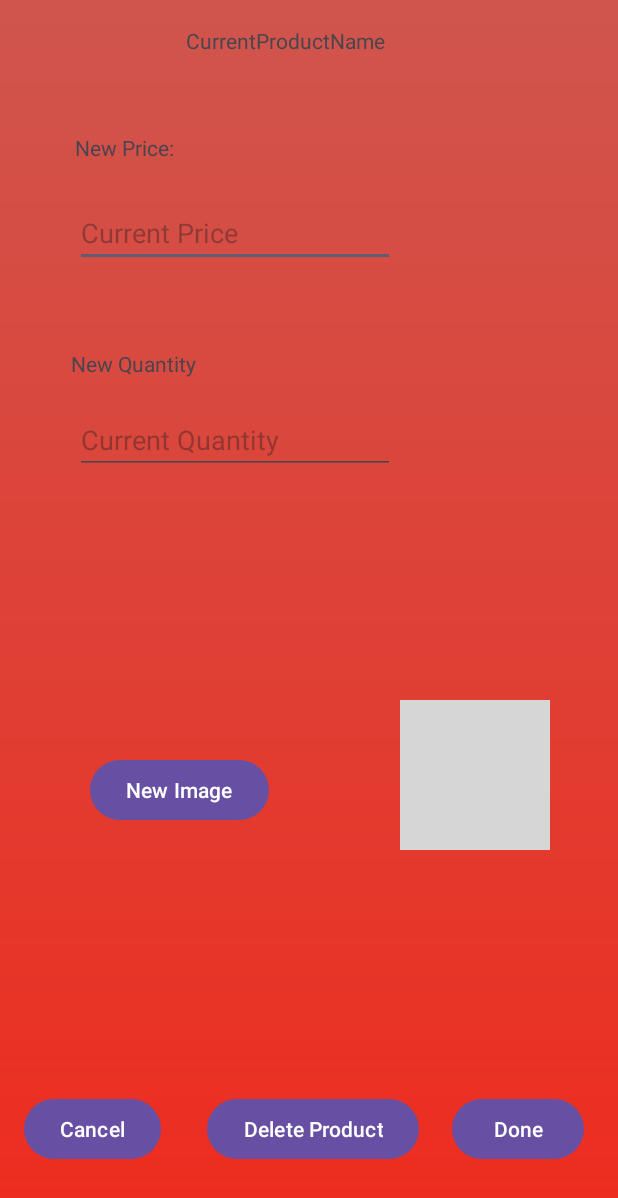
After one commit to Sari-Saif/Buy-bye-bye, an Android app: the layout activity_s4_pop.xml on its own in the app's theme, with its tools: preview values and no code run, on a phone screen of 412 x 824 dp. The commit adds this screen. Shown: the top 1198 px of the screen. Run offline under Robolectric (Android 15) with nearby library versions, the phone set to English and light mode, and no system bars; grey boxes are pictures that could not be loaded.

Commit message:
S4 Final (without change image)

```diff
--- a/app/src/main/java/com/example/buy_bye_bye_app/S4.java
+++ b/app/src/main/java/com/example/buy_bye_bye_app/S4.java
@@ -43,7 +43,7 @@ public class S4 extends AppCompatActivity {
 
         productlist = new ArrayList<>();
 
-        adapter = new ProductAdapter(this, productlist);
+        adapter = new ProductAdapter(this, productlist, store_name);
         rv.setAdapter(adapter);
 
         db = FirebaseDatabase.getInstance().getReference("Stores").child(store_name).child("Products");
--- a/app/src/main/java/com/example/buy_bye_bye_app/S5.java
+++ b/app/src/main/java/com/example/buy_bye_bye_app/S5.java
@@ -142,12 +142,6 @@ public class S5 extends AppCompatActivity {
         if(requestCode == GALLERY_REQUEST_CODE && data != null) {
             Uri uri = data.getData();
             img.setImageURI(uri);
-
-            try {
-                bitmap = MediaStore.Images.Media.getBitmap(getContentResolver(), uri);
-            } catch (IOException e) {
-                throw new RuntimeException(e);
-            }
         }
     }
 }
--- a/app/src/main/java/com/example/buy_bye_bye_app/StoreAdapter.java
+++ b/app/src/main/java/com/example/buy_bye_bye_app/StoreAdapter.java
@@ -21,6 +21,7 @@ public class StoreAdapter extends RecyclerView.Adapter<StoreAdapter.MyViewHolder
     Context context;
 
     ArrayList<Store> list;
+    String store_name;
 
     public StoreAdapter(Context context, ArrayList<Store> list) {
         this.context = context;
--- a/app/src/main/res/layout/activity_s3_pop_up.xml
+++ b/app/src/main/res/layout/activity_s3_pop_up.xml
@@ -50,8 +50,8 @@
         android:layout_width="352dp"
         android:layout_height="53dp"
         android:ems="10"
+        android:hint="Store name"
         android:inputType="text"
-        android:hint="Store name"
         android:textColor="@color/black"
         app:layout_constraintBottom_toBottomOf="parent"
         app:layout_constraintEnd_toEndOf="parent"
--- /dev/null
+++ b/app/src/main/res/layout/activity_s4_pop.xml
@@ -0,0 +1,136 @@
+<?xml version="1.0" encoding="utf-8"?>
+<androidx.constraintlayout.widget.ConstraintLayout xmlns:android="http://schemas.android.com/apk/res/android"
+    xmlns:app="http://schemas.android.com/apk/res-auto"
+    xmlns:tools="http://schemas.android.com/tools"
+    android:layout_width="match_parent"
+    android:layout_height="match_parent"
+    android:background="@drawable/pop_bg_s3"
+    tools:context=".S4_pop">
+
+
+    <TextView
+        android:id="@+id/textView14"
+        android:layout_width="164dp"
+        android:layout_height="27dp"
+        android:text="CurrentProductName"
+        app:layout_constraintBottom_toBottomOf="parent"
+        app:layout_constraintEnd_toEndOf="parent"
+        app:layout_constraintStart_toStartOf="parent"
+        app:layout_constraintTop_toTopOf="parent"
+        app:layout_constraintVertical_bias="0.022" />
+
+    <TextView
+        android:id="@+id/textView15"
+        android:layout_width="wrap_content"
+        android:layout_height="wrap_content"
+        android:text="New Price:"
+        app:layout_constraintBottom_toBottomOf="parent"
+        app:layout_constraintEnd_toEndOf="parent"
+        app:layout_constraintHorizontal_bias="0.144"
+        app:layout_constraintStart_toStartOf="parent"
+        app:layout_constraintTop_toTopOf="parent"
+        app:layout_constraintVertical_bias="0.11" />
+
+    <EditText
+        android:id="@+id/editTextText6"
+        android:layout_width="wrap_content"
+        android:layout_height="wrap_content"
+        android:ems="10"
+        android:inputType="text"
+        android:hint="Current Price"
+        app:layout_constraintBottom_toBottomOf="parent"
+        app:layout_constraintEnd_toEndOf="parent"
+        app:layout_constraintHorizontal_bias="0.253"
+        app:layout_constraintStart_toStartOf="parent"
+        app:layout_constraintTop_toTopOf="parent"
+        app:layout_constraintVertical_bias="0.17" />
+
+    <TextView
+        android:id="@+id/textView17"
+        android:layout_width="wrap_content"
+        android:layout_height="wrap_content"
+        android:text="New Quantity"
+        app:layout_constraintBottom_toBottomOf="parent"
+        app:layout_constraintEnd_toEndOf="parent"
+        app:layout_constraintHorizontal_bias="0.144"
+        app:layout_constraintStart_toStartOf="parent"
+        app:layout_constraintTop_toTopOf="parent"
+        app:layout_constraintVertical_bias="0.289" />
+
+    <EditText
+        android:id="@+id/editTextText7"
+        android:layout_width="wrap_content"
+        android:layout_height="wrap_content"
+        android:ems="10"
+        android:inputType="text"
+        android:hint="Current Quantity"
+        app:layout_constraintBottom_toBottomOf="parent"
+        app:layout_constraintEnd_toEndOf="parent"
+        app:layout_constraintHorizontal_bias="0.253"
+        app:layout_constraintStart_toStartOf="parent"
+        app:layout_constraintTop_toTopOf="parent"
+        app:layout_constraintVertical_bias="0.348" />
+
+    <Button
+        android:id="@+id/button3"
+        android:layout_width="wrap_content"
+        android:layout_height="wrap_content"
+        android:text="New Image"
+        app:layout_constraintBottom_toBottomOf="parent"
+        app:layout_constraintEnd_toEndOf="parent"
+        app:layout_constraintHorizontal_bias="0.206"
+        app:layout_constraintStart_toStartOf="parent"
+        app:layout_constraintTop_toTopOf="parent"
+        app:layout_constraintVertical_bias="0.648" />
+
+    <ImageView
+        android:id="@+id/imageView4"
+        android:layout_width="100dp"
+        android:layout_height="100dp"
+        app:layout_constraintBottom_toBottomOf="parent"
+        app:layout_constraintEnd_toEndOf="parent"
+        app:layout_constraintHorizontal_bias="0.855"
+        app:layout_constraintStart_toStartOf="parent"
+        app:layout_constraintTop_toTopOf="parent"
+        app:layout_constraintVertical_bias="0.645"
+        tools:srcCompat="@tools:sample/avatars" />
+
+    <Button
+        android:id="@+id/button4"
+        android:layout_width="wrap_content"
+        android:layout_height="wrap_content"
+        android:text="Cancel"
+        android:onClick="cancel"
+        app:layout_constraintBottom_toBottomOf="parent"
+        app:layout_constraintEnd_toEndOf="parent"
+        app:layout_constraintHorizontal_bias="0.05"
+        app:layout_constraintStart_toStartOf="parent"
+        app:layout_constraintTop_toTopOf="parent"
+        app:layout_constraintVertical_bias="0.939" />
+
+    <Button
+        android:id="@+id/button16"
+        android:layout_width="wrap_content"
+        android:layout_height="wrap_content"
+        android:text="Delete Product"
+        android:onClick="delete"
+        app:layout_constraintBottom_toBottomOf="parent"
+        app:layout_constraintEnd_toEndOf="parent"
+        app:layout_constraintHorizontal_bias="0.509"
+        app:layout_constraintStart_toStartOf="parent"
+        app:layout_constraintTop_toTopOf="parent"
+        app:layout_constraintVertical_bias="0.939" />
+
+    <Button
+        android:id="@+id/button17"
+        android:layout_width="wrap_content"
+        android:layout_height="wrap_content"
+        android:text="Done"
+        android:onClick="change"
+        app:layout_constraintBottom_toBottomOf="parent"
+        app:layout_constraintEnd_toEndOf="parent"
+        app:layout_constraintHorizontal_bias="0.931"
+        app:layout_constraintStart_toStartOf="parent"
+        app:layout_constraintTop_toTopOf="parent"
+        app:layout_constraintVertical_bias="0.939" />
+</androidx.constraintlayout.widget.ConstraintLayout>
```
Also changed, not shown: app/src/main/AndroidManifest.xml (+7 -0 lines), app/src/main/java/com/example/buy_bye_bye_app/ProductAdapter.java (+35 -1 lines), app/src/main/java/com/example/buy_bye_bye_app/S4_pop.java (added, +141 -0 lines), app/src/main/java/com/example/buy_bye_bye_app/S4_pop_pop.java (added, +49 -0 lines), app/src/main/res/drawable/s4_pop_pop_bgcolor.xml (added, +12 -0 lines), app/src/main/res/layout/activity_s4_pop_pop.xml (added, +47 -0 lines).
